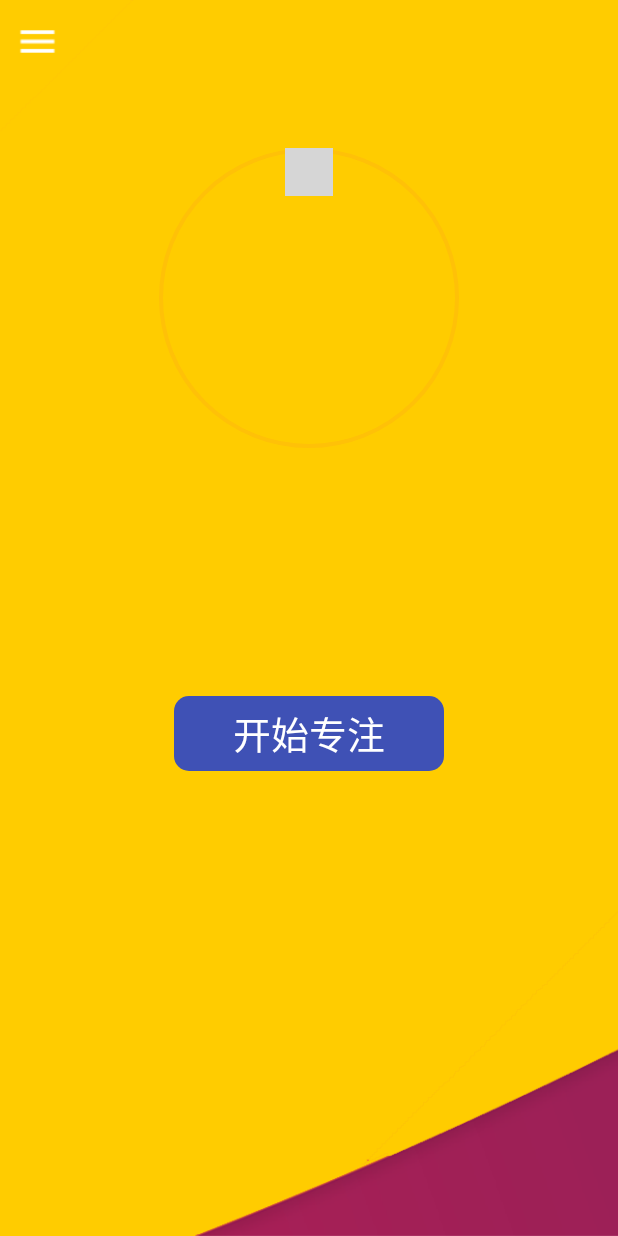
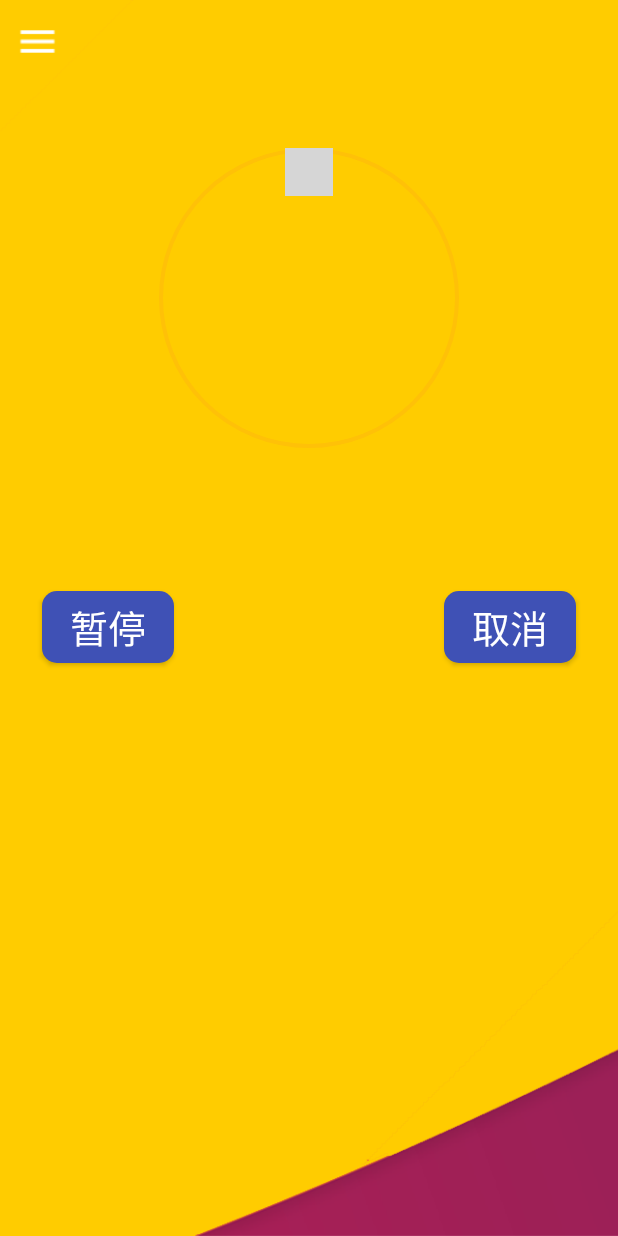
Before and after one commit to F-R-0-G/AttentionAttacher, an Android app: the LoginSuccessActivity screen opened directly, with no data from a screen before it, after a tap on "开始专注", on a phone screen of 412 x 824 dp. Run offline under Robolectric (Android 15) with nearby library versions, the phone set to English and light mode, and no system bars; libraries missing offline, so code that uses them is left out: com.facebook.drawee, com.oguzdev.circularfloatingactionmenu, com.shawnlin.numberpicker, com.zhy.autolayout, org.litepal and 1 more; plain views replace NumberPicker; pictures from the network do not load; 24 statements that could not run were skipped; grey boxes are pictures that could not be loaded.

Commit message:
定时器v1.4.1 1、修复了时间与进度条不匹配的BUG 2、使用notification发送通知 3、增加了暂停和停止两个按钮（还未添加功能）

```diff
--- a/app/src/main/java/com/frog/attentionattacher/LoginSuccessActivity.java
+++ b/app/src/main/java/com/frog/attentionattacher/LoginSuccessActivity.java
@@ -59,6 +59,9 @@ public class LoginSuccessActivity extends AppCompatActivity implements View.OnCl
     private Chronometer chronometer;
     private ProgressBar progressBar;
     private NumberPicker numberPicker;
+    private Button stopButton;
+    private Button cancelButton;
+    private Button startAttachAttention;
 
     private DrawerLayout mDrawerLayout;
     private ScrollView mainBody;
@@ -232,18 +235,27 @@ public class LoginSuccessActivity extends AppCompatActivity implements View.OnCl
         progressBar = findViewById(R.id.Clock_ProgressBar);
         // 创建计时器和进度条
         numberPicker = findViewById(R.id.number_picker);
-        String[] displayNumber = new String[12];
-        for (int i = 1; i <= 12; i++){
-            displayNumber[i-1] = Integer.toString(i*5) + ":" + "00";
+        String[] displayNumber = new String[13];
+        displayNumber[0] = "1:00";
+        for (int i = 1; i < 13; i++){
+            displayNumber[i] = Integer.toString(i*5) + ":" + "00";
         }
         numberPicker.setMinValue(1);
         numberPicker.setMaxValue(displayNumber.length);
         numberPicker.setDisplayedValues(displayNumber);
-        numberPicker.setValue(5);
+        numberPicker.setValue(6);
         // 创建时间选择器
-        Button startAttachAttention = (Button) findViewById(R.id.start_attach_attention);
+        startAttachAttention = findViewById(R.id.start_attach_attention);
         startAttachAttention.setOnClickListener(this);
         //开始专注按钮
+        stopButton = findViewById(R.id.stop_button);
+        stopButton.setOnClickListener(this);
+        stopButton.setVisibility(View.INVISIBLE);
+        // 暂停按钮，设为不可见
+        cancelButton = findViewById(R.id.cancel_button);
+        cancelButton.setOnClickListener(this);
+        cancelButton.setVisibility(View.INVISIBLE);
+        // 取消按钮，设为不可见
         bingPicImg = (ImageView) findViewById(R.id.bing_pic_img);
         Intent update = new Intent(this, AutoUpdateService.class);
         startService(update);
@@ -305,7 +317,14 @@ public class LoginSuccessActivity extends AppCompatActivity implements View.OnCl
             case R.id.start_attach_attention:
                 int num = numberPicker.getValue();
                 Alarm_Clock alarm_clock = new Alarm_Clock(chronometer, progressBar, LoginSuccessActivity.this, numberPicker);
-                alarm_clock.startCounting(num);
+                alarm_clock.startCounting(num, startAttachAttention, stopButton, cancelButton);
+                startAttachAttention.setVisibility(View.INVISIBLE);
+                stopButton.setVisibility(View.VISIBLE);
+                cancelButton.setVisibility(View.VISIBLE);
+                break;
+            case R.id.stop_button:
+                break;
+            case R.id.cancel_button:
                 break;
             default:
                 break;
--- a/app/src/main/res/layout/drawer_body.xml
+++ b/app/src/main/res/layout/drawer_body.xml
@@ -30,17 +30,43 @@
                 <include layout="@layout/drawer_title"/>
 
                 <include layout="@layout/clock"/>
-
+                <RelativeLayout
+                    android:layout_width="match_parent"
+                    android:layout_height="wrap_content"
+                    android:layout_gravity="center">
                     <Button
                         android:id="@+id/start_attach_attention"
                         android:layout_width="180dp"
                         android:layout_height="50dp"
-                    android:layout_gravity="center_horizontal"
+                        android:layout_centerHorizontal="true"
                         android:layout_marginTop="150dp"
                         android:text="开始专注"
                         android:textSize="25sp"
                         android:textColor="#fff"
                         android:background="@drawable/start_button_bg"/>
+
+                    <Button
+                        android:id="@+id/stop_button"
+                        android:layout_width="wrap_content"
+                        android:layout_height="wrap_content"
+                        android:layout_marginTop="80dp"
+                        android:layout_toStartOf="@id/start_attach_attention"
+                        android:text="暂停"
+                        android:textSize="25sp"
+                        android:textColor="#fff"
+                        android:background="@drawable/start_button_bg"/>
+
+                    <Button
+                        android:id="@+id/cancel_button"
+                        android:layout_width="wrap_content"
+                        android:layout_height="wrap_content"
+                        android:layout_marginTop="80dp"
+                        android:layout_toEndOf="@id/start_attach_attention"
+                        android:text="取消"
+                        android:textSize="25sp"
+                        android:textColor="#fff"
+                        android:background="@drawable/start_button_bg"/>
+                </RelativeLayout>
             </LinearLayout>
         </ScrollView>
     </android.support.v4.widget.SwipeRefreshLayout>
```
Also changed, not shown: app/src/main/java/com/frog/attentionattacher/utils/Alarm_Clock.java (+30 -8 lines). Lines whose indentation alone changed are shown as unchanged.
